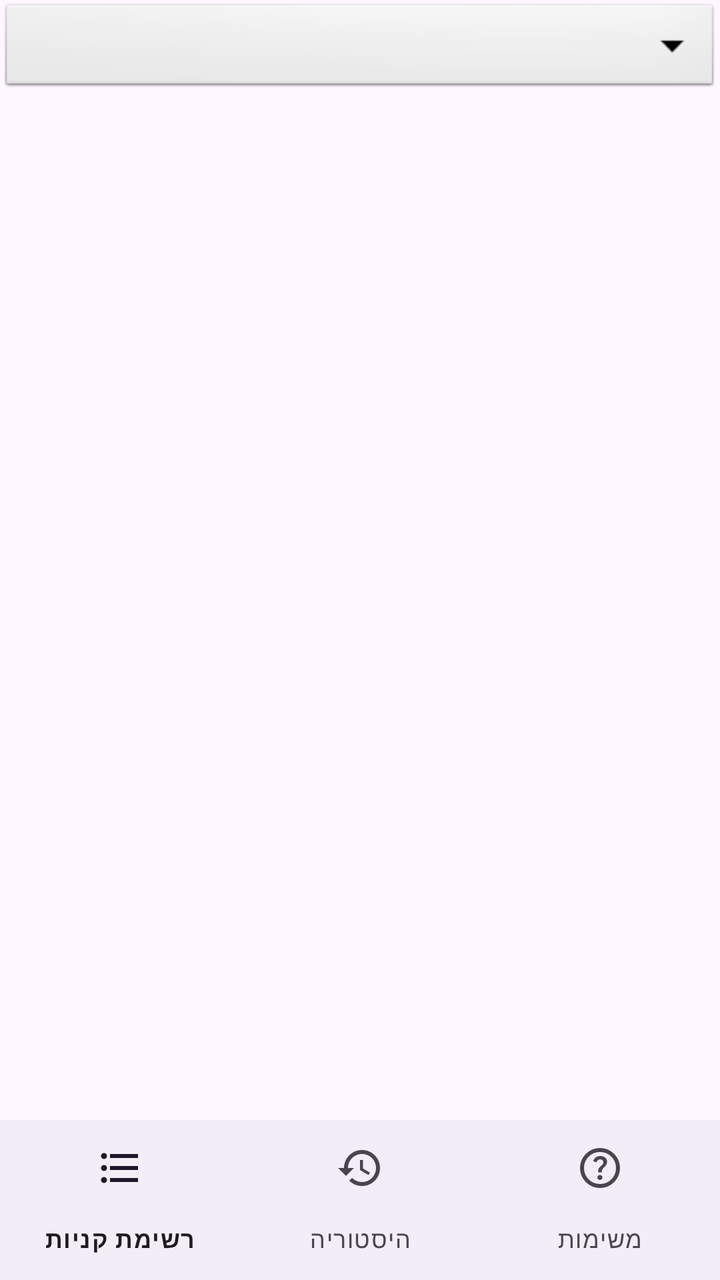
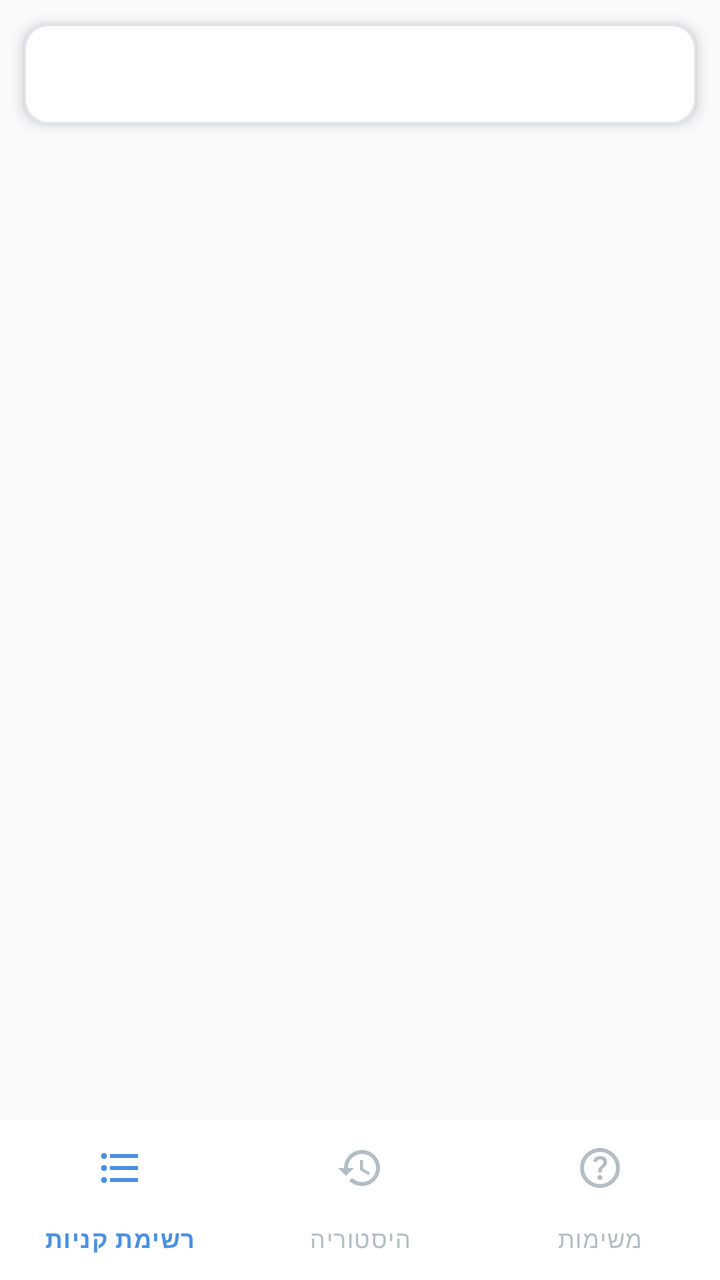

Two renders of the same Android screen: before a commit and after it. Below are the layout's source before the change and the commit's diff.
<!-- AndroidManifest.xml: application theme Theme.FamilyWork -->
<!-- res/layout/activity_start.xml -->
<?xml version="1.0" encoding="utf-8"?>
<LinearLayout xmlns:android="http://schemas.android.com/apk/res/android"
    xmlns:app="http://schemas.android.com/apk/res-auto"
    android:orientation="vertical"
    android:layout_width="match_parent"
    android:layout_height="match_parent">

    <Spinner
        android:id="@+id/familySpinner"
        android:layout_width="match_parent"
        android:layout_height="wrap_content"
        android:padding="10dp"
        android:background="@android:drawable/btn_dropdown"
        android:spinnerMode="dropdown" />
    <FrameLayout
        android:id="@+id/fragment_container"
        android:layout_width="match_parent"
        android:layout_height="0dp"
        android:layout_weight="1"/>

    <com.google.android.material.bottomnavigation.BottomNavigationView
        android:id="@+id/bottom_navigation"
        android:layout_width="match_parent"
        android:layout_height="wrap_content"
        app:menu="@menu/bottom_nav_menu"/>
</LinearLayout>
<!-- resources referenced by this layout -->
<resources>
  <style name="Theme.FamilyWork" parent="Base.Theme.FamilyWork" />
  <style name="Base.Theme.FamilyWork" parent="Theme.Material3.DayNight.NoActionBar">
          
          
      </style>
</resources>

<!-- the commit's change to res/layout/activity_start.xml (unified diff, before → after) -->
@@ -1,26 +1,44 @@
 <?xml version="1.0" encoding="utf-8"?>
 <LinearLayout xmlns:android="http://schemas.android.com/apk/res/android"
     xmlns:app="http://schemas.android.com/apk/res-auto"
-    android:orientation="vertical"
     android:layout_width="match_parent"
-    android:layout_height="match_parent">
+    android:layout_height="match_parent"
+    android:background="@color/background"
+    android:orientation="vertical">
 
-    <Spinner
-        android:id="@+id/familySpinner"
+    
+    <com.google.android.material.card.MaterialCardView
         android:layout_width="match_parent"
         android:layout_height="wrap_content"
-        android:padding="10dp"
-        android:background="@android:drawable/btn_dropdown"
-        android:spinnerMode="dropdown" />
+        android:layout_margin="12dp"
+        app:cardCornerRadius="12dp"
+        app:cardElevation="4dp"
+        app:strokeWidth="0dp">
+
+        <Spinner
+            android:id="@+id/familySpinner"
+            android:layout_width="match_parent"
+            android:layout_height="50dp"
+            android:background="@drawable/spinner_bg"
+            android:overlapAnchor="false"
+            android:spinnerMode="dropdown" />
+    </com.google.android.material.card.MaterialCardView>
+
     <FrameLayout
         android:id="@+id/fragment_container"
         android:layout_width="match_parent"
         android:layout_height="0dp"
-        android:layout_weight="1"/>
+        android:layout_weight="1" />
 
+    
     <com.google.android.material.bottomnavigation.BottomNavigationView
         android:id="@+id/bottom_navigation"
         android:layout_width="match_parent"
         android:layout_height="wrap_content"
-        app:menu="@menu/bottom_nav_menu"/>
+        android:background="@color/surface"
+        app:elevation="16dp"
+        app:itemIconTint="@color/nav_colors"
+        app:itemTextColor="@color/nav_colors"
+        app:labelVisibilityMode="labeled"
+        app:menu="@menu/bottom_nav_menu" />
 </LinearLayout>
<!-- resource entries referenced after the edit -->
@@ -1,9 +1,43 @@
 <!-- resources referenced by this layout -->
 <resources>
+  <color name="background">#F8FAFC</color>
+  <color name="surface">#FFFFFF</color>
+  <!-- drawable spinner_bg (drawable) -->
+  <?xml version="1.0" encoding="utf-8"?>
+  <ripple xmlns:android="http://schemas.android.com/apk/res/android"
+      android:color="@color/divider">
+      <item>
+          <shape android:shape="rectangle">
+              <solid android:color="@color/surface" />
+              <corners android:radius="12dp" />
+              <stroke
+                  android:width="1dp"
+                  android:color="@color/divider" />
+          </shape>
+      </item>
+  </ripple>
   <style name="Theme.FamilyWork" parent="Base.Theme.FamilyWork" />
+  <color name="divider">#DFE6E9</color>
   <style name="Base.Theme.FamilyWork" parent="Theme.Material3.DayNight.NoActionBar">
           
+          <item name="colorPrimary">@color/primary</item>
+          <item name="colorOnPrimary">@color/white</item>
+          <item name="colorPrimaryDark">@color/primary_dark</item>
+          <item name="colorAccent">@color/accent</item>
           
+          
+          <item name="android:windowBackground">@color/background</item>
+          <item name="android:statusBarColor">@color/primary</item>
+          
+          
+          <item name="android:textColorPrimary">@color/text_primary</item>
+          <item name="android:textColorSecondary">@color/text_secondary</item>
       </style>
+  <color name="primary">#4A90E2</color>
+  <color name="white">#FFFFFFFF</color>
+  <color name="primary_dark">#357ABD</color>
+  <color name="accent">#50E3C2</color>
+  <color name="text_primary">#2D3436</color>
+  <color name="text_secondary">#636E72</color>
 </resources>
 
